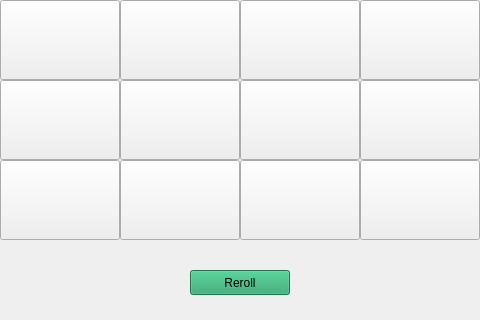
First picture: the form in waves/try.ui, repository matternstsr/Sea-Application, before the edit; both pictures show x 130 to 610 and y 230 to 550 of the 740 by 550 pixel window.
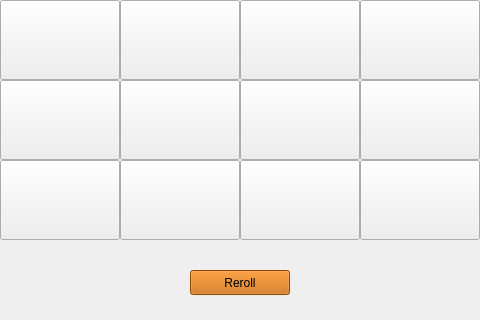
Second picture: the form after the edit.

Commit message: Modified the color due to appeal.

```diff
--- a/waves/try.ui
+++ b/waves/try.ui
@@ -178,7 +178,7 @@
     </rect>
    </property>
    <property name="styleSheet">
-    <string notr="true">background-color: rgb(38, 162, 105)</string>
+    <string notr="true">background-color: rgb(200, 100, 0)</string>
    </property>
    <property name="text">
     <string>Reroll</string>
```
